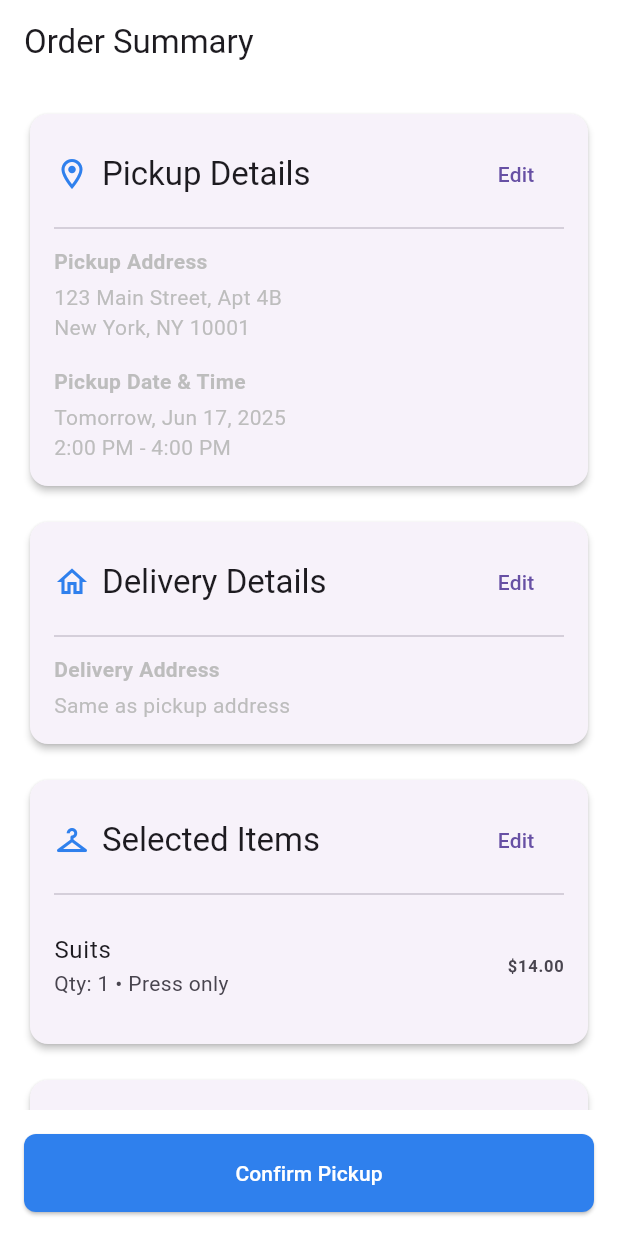
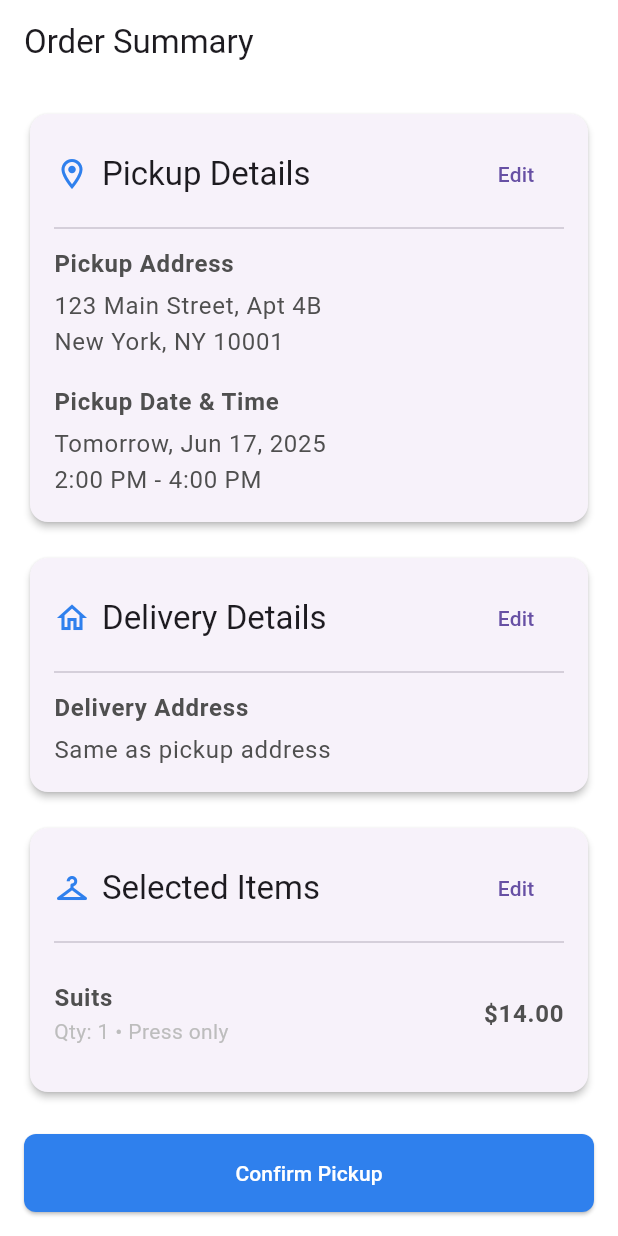
Before and after one commit to Kaib03/dry-cleaning-app, a Flutter app: the screen it shows after launch, on a phone screen of 412 x 824 dp. Run offline on Flutter 3.47's test engine with Material 3 defaults, Android fonts, the phone set to English and light mode, and no system bars; accounts and stored records are empty.

Commit message:
refactor(summary): Use theme styles for text consistency

```diff
--- a/lib/screens/04_order_summary/order_summary_screen.dart
+++ b/lib/screens/04_order_summary/order_summary_screen.dart
@@ -30,15 +30,23 @@ class OrderSummaryScreen extends StatelessWidget {
                   content: Column(
                     crossAxisAlignment: CrossAxisAlignment.start,
                     children: [
-                      const Text("Pickup Address",
-                          style: TextStyle(fontWeight: FontWeight.bold)),
+                      Text("Pickup Address",
+                          style: Theme.of(context)
+                              .textTheme
+                              .bodyLarge
+                              ?.copyWith(fontWeight: FontWeight.bold)),
                       const SizedBox(height: 4),
-                      const Text(pickupAddress),
+                      Text(pickupAddress,
+                          style: Theme.of(context).textTheme.bodyLarge),
                       const SizedBox(height: 16),
-                      const Text("Pickup Date & Time",
-                          style: TextStyle(fontWeight: FontWeight.bold)),
+                      Text("Pickup Date & Time",
+                          style: Theme.of(context)
+                              .textTheme
+                              .bodyLarge
+                              ?.copyWith(fontWeight: FontWeight.bold)),
                       const SizedBox(height: 4),
-                      const Text(pickupTime),
+                      Text(pickupTime,
+                          style: Theme.of(context).textTheme.bodyLarge),
                     ],
                   ),
                 ),
@@ -50,10 +58,14 @@ class OrderSummaryScreen extends StatelessWidget {
                   content: Column(
                     crossAxisAlignment: CrossAxisAlignment.start,
                     children: [
-                      const Text("Delivery Address",
-                          style: TextStyle(fontWeight: FontWeight.bold)),
+                      Text("Delivery Address",
+                          style: Theme.of(context)
+                              .textTheme
+                              .bodyLarge
+                              ?.copyWith(fontWeight: FontWeight.bold)),
                       const SizedBox(height: 4),
-                      const Text(deliveryAddress),
+                      Text(deliveryAddress,
+                          style: Theme.of(context).textTheme.bodyLarge),
                     ],
                   ),
                 ),
@@ -61,12 +73,20 @@ class OrderSummaryScreen extends StatelessWidget {
                 _buildSection(context,
                     title: "Selected Items",
                     icon: Icons.checkroom_outlined,
-                    content: const ListTile(
+                    content: ListTile(
                       contentPadding: EdgeInsets.zero,
-                      title: Text("Suits"),
-                      subtitle: Text("Qty: 1 • Press only"),
+                      title: Text("Suits",
+                          style: Theme.of(context)
+                              .textTheme
+                              .bodyLarge
+                              ?.copyWith(fontWeight: FontWeight.bold)),
+                      subtitle: Text("Qty: 1 • Press only",
+                          style: Theme.of(context).textTheme.bodyMedium),
                       trailing: Text("\$14.00",
-                          style: TextStyle(fontWeight: FontWeight.bold)),
+                          style: Theme.of(context)
+                              .textTheme
+                              .bodyLarge
+                              ?.copyWith(fontWeight: FontWeight.bold)),
                     )),
                 const SizedBox(height: 16),
                 _buildPriceBreakdown(context),
```
